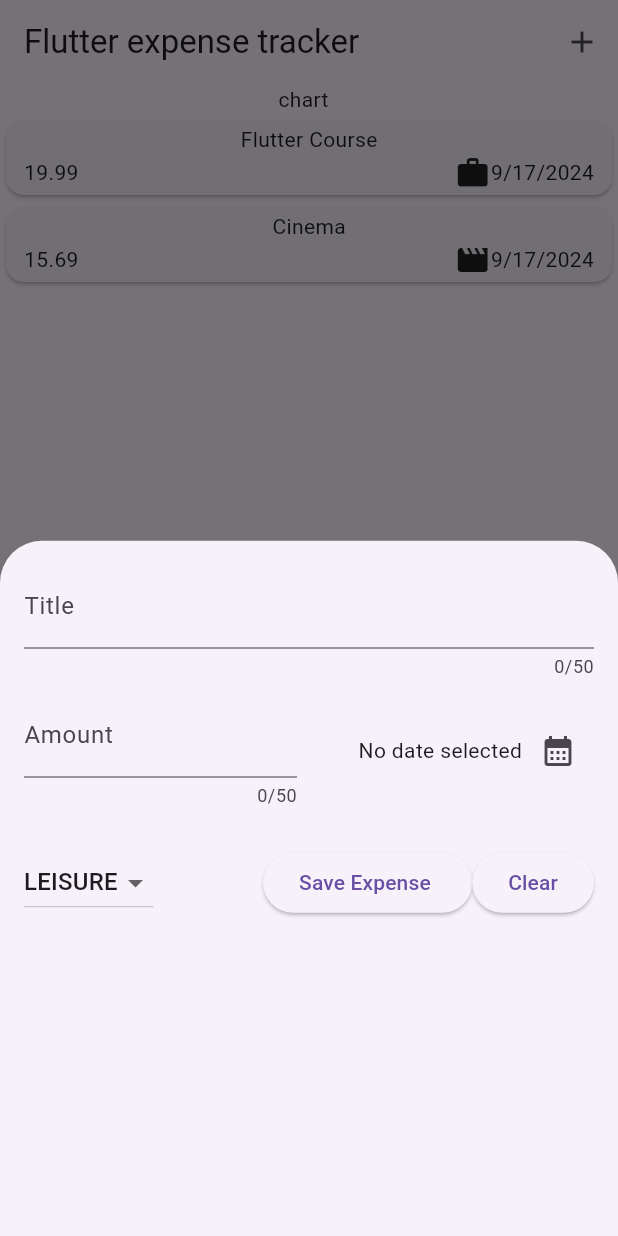
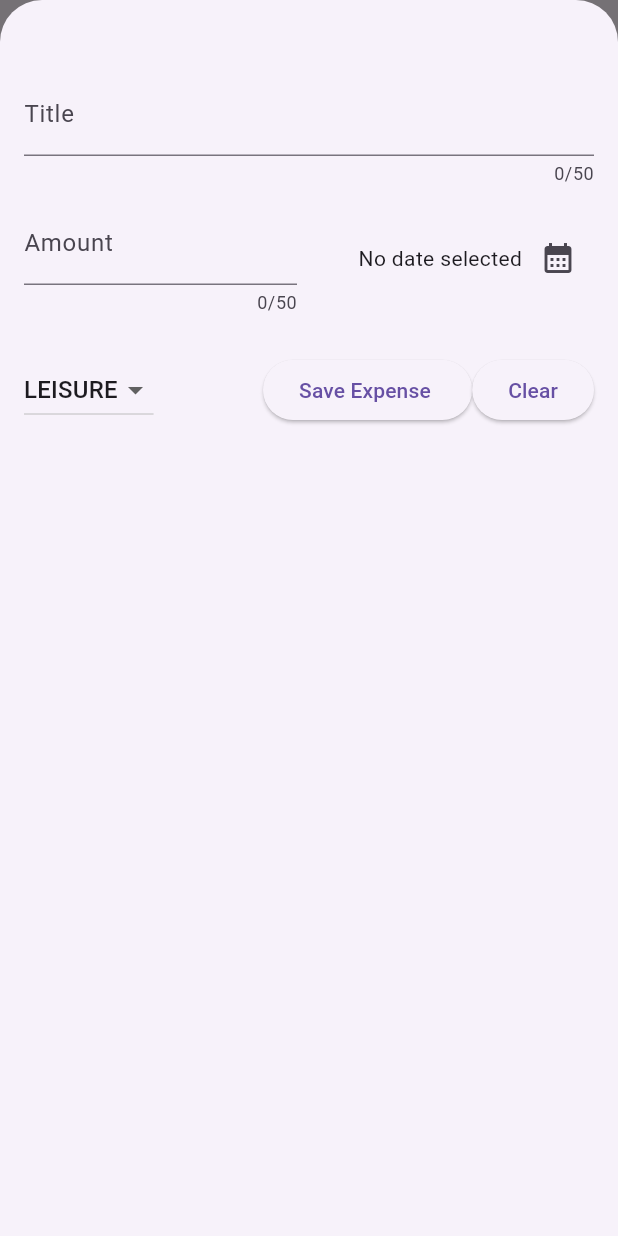
Before and after one commit to sachinsebastian1212/Flutter-expense_tracker, a Flutter app: the screen it shows after launch, after a tap on the "add" icon, on a phone screen of 412 x 824 dp. Run offline on Flutter 3.47's test engine with Material 3 defaults, Android fonts, the phone set to English and light mode, and no system bars.

Commit message:
add Expense from modal

```diff
--- a/lib/widgets/expenses.dart
+++ b/lib/widgets/expenses.dart
@@ -24,9 +24,17 @@ class _ExpensesState extends State<Expenses> {
         category: Category.leisure)
   ];
 
+  void _addExpense(Expense expense){
+    setState(() {
+      _registeredExpenses.add(expense);
+    });
+
+  }
+
   void _openAddExpenseOVerlay() {
     showModalBottomSheet(
-        context: context, builder: (ctx) =>  const ExpensesNew());
+      isScrollControlled: true,
+        context: context, builder: (ctx) =>  ExpensesNew(onAddExpense: _addExpense));
   }
 
   @override
--- a/lib/widgets/expenses_new.dart
+++ b/lib/widgets/expenses_new.dart
@@ -2,8 +2,9 @@ import 'package:flutter/material.dart';
 import 'package:expense_tracker/model/expense.dart';
 
 class ExpensesNew extends StatefulWidget {
-  const ExpensesNew({super.key});
+  const ExpensesNew({super.key, required this.onAddExpense});
 
+  final Function(Expense) onAddExpense;
   @override
   State<ExpensesNew> createState() => _ExpensesNewState();
 }
@@ -26,22 +27,35 @@ class _ExpensesNewState extends State<ExpensesNew> {
     });
   }
 
-  void _submitExpenseData(){
+  void _submitExpenseData() {
     final enteredAmount = double.tryParse(_amountController.text);
-    final amountIsInvalid = enteredAmount == null || enteredAmount <=0 ;
+    final amountIsInvalid = enteredAmount == null || enteredAmount <= 0;
 
-    if(_titleController.text.trim().isEmpty || amountIsInvalid || _selectedDate == null){
-      showDialog(context: context, builder: (ctx) => AlertDialog(
+    if (_titleController.text.trim().isEmpty ||
+        amountIsInvalid ||
+        _selectedDate == null) {
+      showDialog(
+          context: context,
+          builder: (ctx) => AlertDialog(
                 title: const Text('Invalid input'),
-        content: const Text('Please make sure a valid title, amount , date and category was entered..'),
+                content: const Text(
+                    'Please make sure a valid title, amount , date and category was entered..'),
                 actions: [
-          TextButton(onPressed: (){
+                  TextButton(
+                      onPressed: () {
                         Navigator.pop(ctx);
-          }, child: const Text('Okay'))
+                      },
+                      child: const Text('Okay'))
                 ],
               ));
+      return;
     }
-    return;
+    widget.onAddExpense(Expense(
+        title: _titleController.text,
+        amount: enteredAmount,
+        date: _selectedDate!,
+        category: _selectedCategory));
+    Navigator.pop(context);
   }
 
   @override
@@ -54,7 +68,7 @@ class _ExpensesNewState extends State<ExpensesNew> {
   @override
   Widget build(BuildContext context) {
     return Padding(
-      padding: const EdgeInsets.all(16.0),
+      padding: const EdgeInsets.fromLTRB(16, 48, 16, 16),
       child: Column(
         children: [
           TextField(
@@ -97,7 +111,9 @@ class _ExpensesNewState extends State<ExpensesNew> {
           const SizedBox(
             height: 10,
           ),
-          const SizedBox(height: 16,),
+          const SizedBox(
+            height: 16,
+          ),
           Row(
             children: [
               DropdownButton(
@@ -114,7 +130,6 @@ class _ExpensesNewState extends State<ExpensesNew> {
                     setState(() {
                       _selectedCategory = val!;
                     });
-
                   }),
               const Spacer(),
               ElevatedButton(
```
Also changed, not shown: pubspec.lock. Lines whose indentation alone changed are shown as unchanged.
